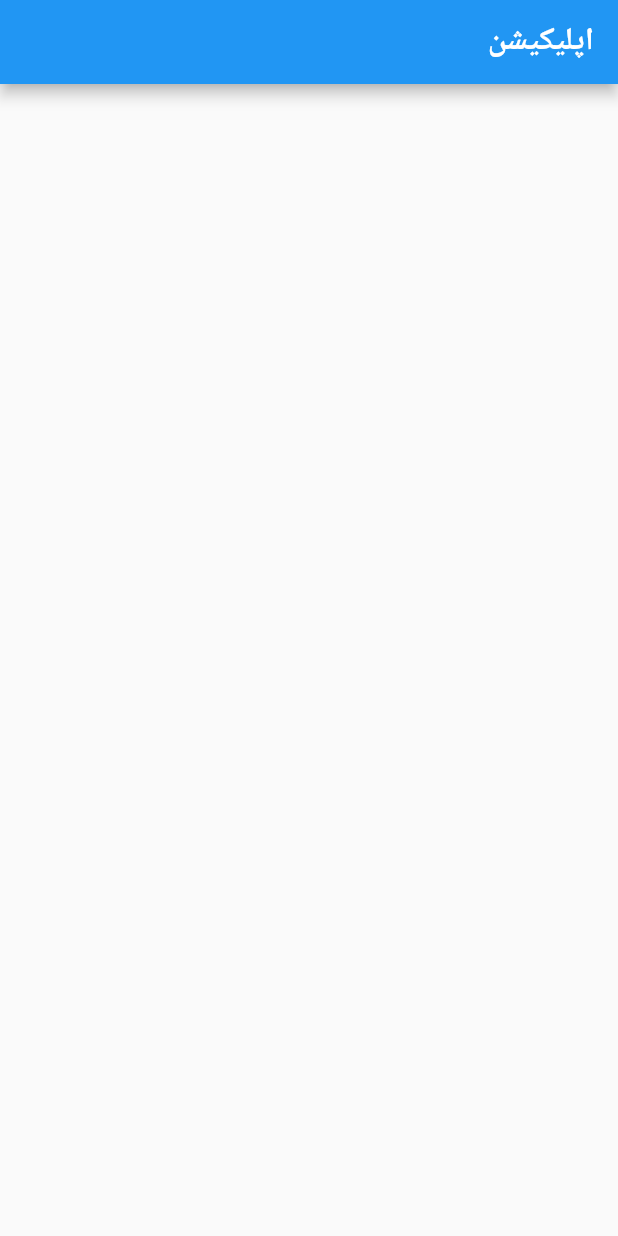
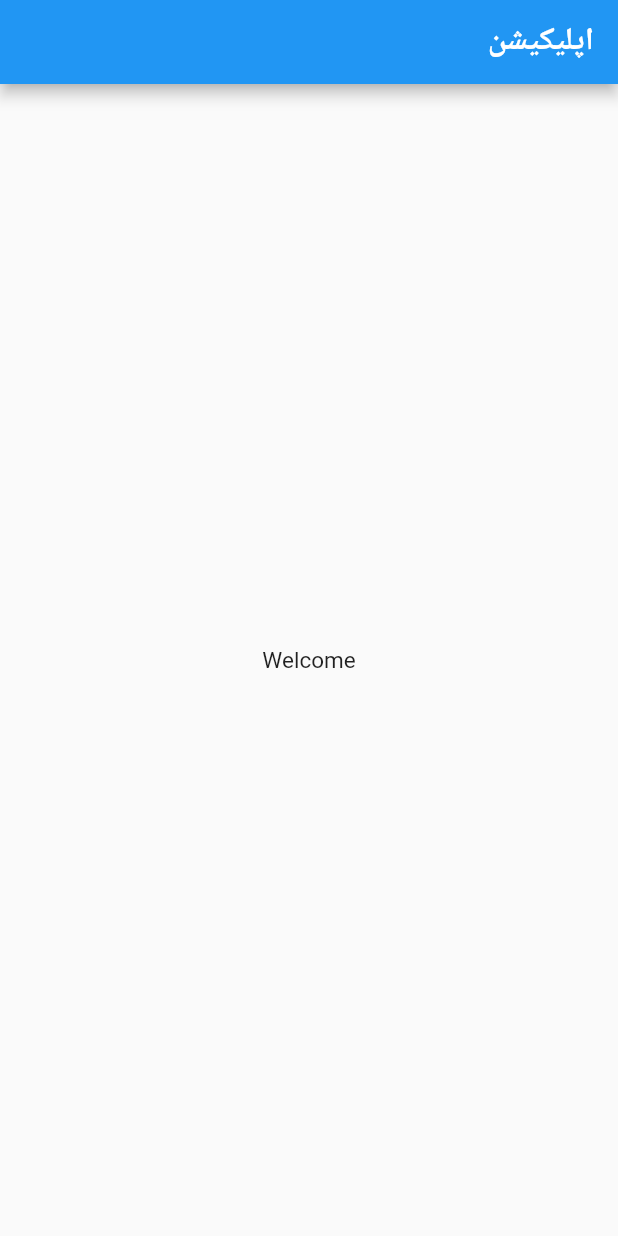
Before and after one commit to HassanEhsani/AppStore, a Flutter app: the screen it shows after launch, on a phone screen of 412 x 824 dp. Run offline on Flutter 3.47's test engine with Material 2 defaults, Android fonts, the phone set to English and light mode, and no system bars; project files that could hold a hidden picture were left out.

```diff
--- /dev/null
+++ b/appstore/lib/class2.dart
@@ -0,0 +1,12 @@
+import 'package:flutter/material.dart';
+
+class MyWidget extends StatelessWidget {
+  const MyWidget({Key? key}) : super(key: key);
+
+  @override
+  Widget build(BuildContext context) {
+    return Center(
+      child: Text('Welcome'),
+    );
+  }
+}
--- a/appstore/lib/test2.dart
+++ b/appstore/lib/test2.dart
@@ -1,5 +1,6 @@
 import 'package:flutter/material.dart';
 import 'package:flutter_localizations/flutter_localizations.dart';
+ import 'class2.dart';
 
 void main() {
   runApp(
@@ -17,6 +18,7 @@ void main() {
         appBar: AppBar(
           title: Text('اپلیکیشن'),
         ),
+        body: MyWidget(),
       ),
     ),
   );
```
